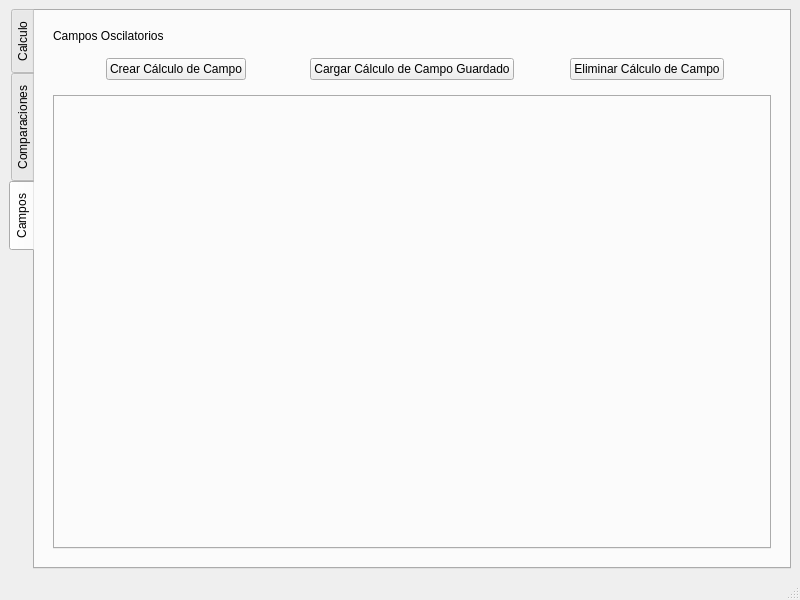
Above: src/designer/main_application.ui from fer90/taller3-tpfinal before the change. Below: the same form after it.
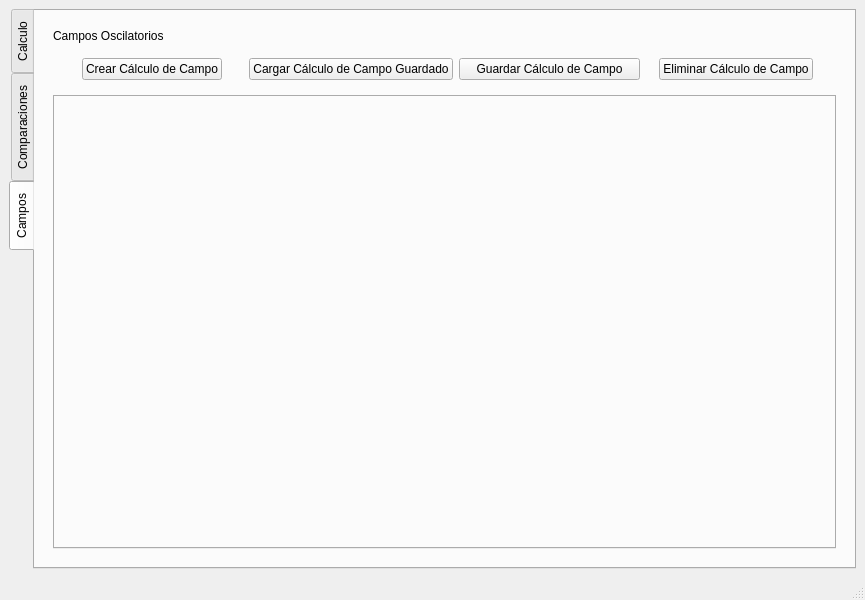
That is the form after the change. The open tabs and pages were chosen to show the change.

What changed in the file:
```diff
--- a/src/designer/main_application.ui
+++ b/src/designer/main_application.ui
@@ -6,7 +6,7 @@
    <rect>
     <x>0</x>
     <y>0</y>
-    <width>800</width>
+    <width>865</width>
     <height>600</height>
    </rect>
   </property>
@@ -176,6 +176,13 @@
                 </property>
                </widget>
               </item>
+              <item>
+               <widget class="QPushButton" name="save_field_calculation_button">
+                <property name="text">
+                 <string>Guardar Cálculo de Campo</string>
+                </property>
+               </widget>
+              </item>
               <item alignment="Qt::AlignHCenter">
                <widget class="QPushButton" name="delete_field_calculation_button">
                 <property name="text">
```
Left out of the diff: 9 changed lines with no effect on the pictures.
